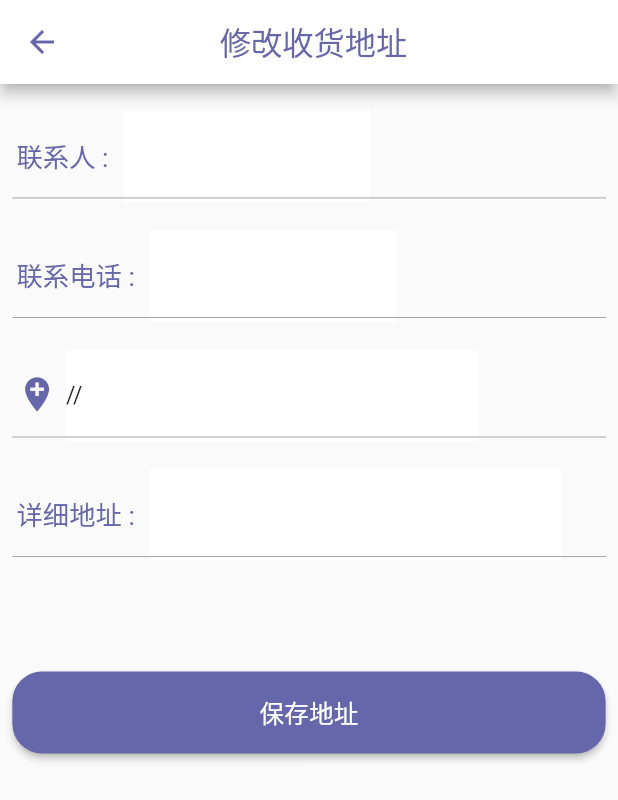
After one commit to 375376810/flutter_jd_shop, a Flutter app: the EditAddressPage screen opened directly, after a tap on the "add location" icon, after a tap on "保存地址", on a phone screen of 412 x 824 dp. The commit adds this screen. Shown: the top 800 px of the screen. Run offline on Flutter 3.47's test engine with Material 2 defaults, Android fonts, the light colour scheme and no system bars; our stand-ins replace cached_network_image, dio, flutter_screenutil, flutter_swiper_null_safety, fluttertoast, shared_preferences; missing offline and left inert: city_pickers; accounts and stored records are empty; network calls fail.

Commit message:
增加了修改收货地址页面

```diff
--- a/lib/config/server_interface.dart
+++ b/lib/config/server_interface.dart
@@ -1,4 +1,4 @@
-class ServiceInterface {
+class ServerInterface {
   //获取轮播图的服务器接口
   static const String swiperInfo = "swiper_info";
 
@@ -25,4 +25,7 @@ class ServiceInterface {
 
   //查找数据库中是否已存在同名用户
   static const String isUserExists = "is_user_exists";
+
+  //保存用户收获地址信息
+  static const String editAddress = "edit_address";
 }
--- a/lib/model/user.dart
+++ b/lib/model/user.dart
@@ -8,8 +8,9 @@ class User {
   int? gender;
   int? age;
   String? email;
+  String? address2;
 
-  User({this.id, this.userName, this.password, this.nickName, this.address, this.salt, this.gender, this.age, this.email});
+  User({this.id, this.userName, this.password, this.nickName, this.address, this.address2, this.salt, this.gender, this.age, this.email});
 
   User.fromJson(Map<String, dynamic> json) {
     id = json['id'];
@@ -17,6 +18,7 @@ class User {
     password = json['password'];
     nickName = json['nickName'];
     address = json['address'];
+    address2 = json['address2'];
     salt = json['salt'];
     gender = json['gender'];
     age = json['age'];
@@ -30,6 +32,7 @@ class User {
     data['password'] = password;
     data['nickName'] = nickName;
     data['address'] = address;
+    data['address2'] = address2;
     data['salt'] = salt;
     data['gender'] = gender;
     data['age'] = age;
--- /dev/null
+++ b/lib/pages/edit_address_page.dart
@@ -0,0 +1,325 @@
+import 'package:city_pickers/city_pickers.dart';
+import 'package:city_pickers/modal/result.dart';
+import 'package:dio/dio.dart';
+import 'package:flutter/material.dart';
+import 'package:flutterjdshop/config/basic_config.dart';
+import 'package:flutterjdshop/config/server_interface.dart';
+import 'package:fluttertoast/fluttertoast.dart';
+
+import '../model/user.dart';
+import '../services/screen_adaptor.dart';
+import '../services/sign_service.dart';
+import '../services/user_service.dart';
+import '../widgets/my_colors.dart';
+
+class EditAddressPage extends StatefulWidget {
+  const EditAddressPage({Key? key}) : super(key: key);
+
+  @override
+  _EditAddressPageState createState() => _EditAddressPageState();
+}
+
+class _EditAddressPageState extends State<EditAddressPage> {
+  User user = User(id: 1, userName: "", password: "", nickName: "", address: "", salt: "", gender: 1, age: 2, email: "");
+
+  @override
+  void initState() {
+    super.initState();
+    initUser();
+  }
+
+  void initUser() async {
+    //从本地读取用户信息
+    var u = await UserService.getUserFromLocal();
+    if (u != null) {
+      setState(() {
+        user = u;
+      });
+    }
+  }
+
+  @override
+  Widget build(BuildContext context) {
+    ScreenAdaptor.init(context);
+    return Scaffold(
+      appBar: AppBar(
+        backgroundColor: Colors.white,
+        foregroundColor: MyColors.mainBackgroundColor,
+        title: Center(
+          child: Text("修改收货地址", style: TextStyle(fontSize: ScreenAdaptor.size(38), color: MyColors.mainBackgroundColor)),
+        ),
+        actions: [Container(width: 50)],
+      ),
+      body: Container(
+        margin: EdgeInsets.all(ScreenAdaptor.size(15)),
+        child: ListView(
+          children: [
+            SizedBox(
+              height: ScreenAdaptor.height(130),
+              child: Column(
+                mainAxisAlignment: MainAxisAlignment.center,
+                crossAxisAlignment: CrossAxisAlignment.center,
+                children: [
+                  Stack(
+                    children: [
+                      Row(
+                        crossAxisAlignment: CrossAxisAlignment.center,
+                        mainAxisAlignment: MainAxisAlignment.start,
+                        children: [
+                          Container(
+                            alignment: Alignment.center,
+                            height: ScreenAdaptor.height(108),
+                            margin: EdgeInsets.all(ScreenAdaptor.size(5)),
+                            child: Text(
+                              "联系人 : ",
+                              style: TextStyle(color: MyColors.mainBackgroundColor, fontSize: ScreenAdaptor.size(32)),
+                            ),
+                          ),
+                          Container(
+                            margin: EdgeInsets.all(ScreenAdaptor.size(5)),
+                            alignment: Alignment.center,
+                            color: Colors.white,
+                            height: ScreenAdaptor.height(100),
+                            width: ScreenAdaptor.width(300),
+                            child: TextField(
+                              enabled: false,
+                              onChanged: (value) {},
+                              style: TextStyle(fontSize: ScreenAdaptor.size(28)),
+                              maxLines: 1,
+                              decoration: InputDecoration(
+                                border: InputBorder.none,
+                                hintText: '${user.nickName}',
+                                hintStyle: TextStyle(color: Colors.grey, fontSize: ScreenAdaptor.size(28)),
+                              ),
+                            ),
+                          ),
+                        ],
+                      ),
+                      Positioned(
+                        bottom: 0,
+                        width: 800,
+                        child: Divider(color: Colors.grey, thickness: ScreenAdaptor.height(1)),
+                      ),
+                    ],
+                  ),
+                ],
+              ),
+            ),
+            SizedBox(
+              height: ScreenAdaptor.height(130),
+              child: Column(
+                mainAxisAlignment: MainAxisAlignment.center,
+                crossAxisAlignment: CrossAxisAlignment.center,
+                children: [
+                  Stack(
+                    children: [
+                      Row(
+                        crossAxisAlignment: CrossAxisAlignment.center,
+                        mainAxisAlignment: MainAxisAlignment.start,
+                        children: [
+                          Container(
+                            alignment: Alignment.center,
+                            height: ScreenAdaptor.height(108),
+                            margin: EdgeInsets.all(ScreenAdaptor.size(5)),
+                            child: Text(
+                              "联系电话 : ",
+                              style: TextStyle(color: MyColors.mainBackgroundColor, fontSize: ScreenAdaptor.size(32)),
+                            ),
+                          ),
+                          Container(
+                            margin: EdgeInsets.all(ScreenAdaptor.size(5)),
+                            alignment: Alignment.center,
+                            color: Colors.white,
+                            height: ScreenAdaptor.height(100),
+                            width: ScreenAdaptor.width(300),
+                            child: TextField(
+                              enabled: false,
+                              onChanged: (value) {},
+                              style: TextStyle(fontSize: ScreenAdaptor.size(28)),
+                              maxLines: 1,
+                              decoration: InputDecoration(
+                                border: InputBorder.none,
+                                hintText: '${user.userName}',
+                                hintStyle: TextStyle(color: Colors.grey, fontSize: ScreenAdaptor.size(28)),
+                              ),
+                            ),
+                          ),
+                        ],
+                      ),
+                      Positioned(
+                        bottom: 0,
+                        width: 800,
+                        child: Divider(color: Colors.grey, thickness: ScreenAdaptor.height(1)),
+                      ),
+                    ],
+                  ),
+                ],
+              ),
+            ),
+            InkWell(
+              onTap: () async {
+                Result? result = await CityPickers.showCityPicker(
+                  context: context,
+                  locationCode: "130102",
+                  cancelWidget: Text("取消", style: TextStyle(color: MyColors.mainBackgroundColor, fontSize: ScreenAdaptor.size(32))),
+                  confirmWidget: Text("确定", style: TextStyle(color: MyColors.mainBackgroundColor, fontSize: ScreenAdaptor.size(32))),
+                );
+                setState(() {
+                  user.address = "${result!.provinceName}/${result.cityName}/${result.areaName}";
+                });
+              },
+              child: SizedBox(
+                height: ScreenAdaptor.height(130),
+                child: Column(
+                  mainAxisAlignment: MainAxisAlignment.center,
+                  crossAxisAlignment: CrossAxisAlignment.center,
+                  children: [
+                    Stack(
+                      children: [
+                        Row(
+                          crossAxisAlignment: CrossAxisAlignment.center,
+                          mainAxisAlignment: MainAxisAlignment.start,
+                          children: [
+                            Container(
+                              alignment: Alignment.center,
+                              height: ScreenAdaptor.height(108),
+                              margin: EdgeInsets.all(ScreenAdaptor.size(5)),
+                              child: Icon(
+                                Icons.add_location,
+                                size: ScreenAdaptor.size(50),
+                                color: MyColors.mainBackgroundColor,
+                              ),
+                            ),
+                            Container(
+                                margin: EdgeInsets.all(ScreenAdaptor.size(5)),
+                                alignment: Alignment.centerLeft,
+                                color: Colors.white,
+                                height: ScreenAdaptor.height(100),
+                                width: ScreenAdaptor.width(500),
+                                child:
+                                    user.address != null ? Text(user.address!, style: TextStyle(fontSize: ScreenAdaptor.size(28))) : Text('省/市/区', style: TextStyle(fontSize: ScreenAdaptor.size(28))))
+                          ],
+                        ),
+                        Positioned(
+                          bottom: 0,
+                          width: 800,
+                          child: Divider(color: Colors.grey, thickness: ScreenAdaptor.height(1)),
+                        ),
+                      ],
+                    ),
+                  ],
+                ),
+              ),
+            ),
+            SizedBox(
+              height: ScreenAdaptor.height(130),
+              child: Column(
+                mainAxisAlignment: MainAxisAlignment.center,
+                crossAxisAlignment: CrossAxisAlignment.center,
+                children: [
+                  Stack(
+                    children: [
+                      Row(
+                        crossAxisAlignment: CrossAxisAlignment.center,
+                        mainAxisAlignment: MainAxisAlignment.start,
+                        children: [
+                          Container(
+                            alignment: Alignment.center,
+                            height: ScreenAdaptor.height(108),
+                            margin: EdgeInsets.all(ScreenAdaptor.size(5)),
+                            child: Text(
+                              "详细地址 : ",
+                              style: TextStyle(color: MyColors.mainBackgroundColor, fontSize: ScreenAdaptor.size(32)),
+                            ),
+                          ),
+                          Container(
+                            margin: EdgeInsets.all(ScreenAdaptor.size(5)),
+                            alignment: Alignment.center,
+                            color: Colors.white,
+                            height: ScreenAdaptor.height(100),
+                            width: ScreenAdaptor.width(500),
+                            child: TextField(
+                              onChanged: (value) {
+                                user.address2 = value;
+                              },
+                              style: TextStyle(fontSize: ScreenAdaptor.size(28)),
+                              maxLines: 1,
+                              decoration: InputDecoration(
+                                border: InputBorder.none,
+                                hintText: user.address2,
+                                hintStyle: TextStyle(color: Colors.grey, fontSize: ScreenAdaptor.size(28)),
+                              ),
+                            ),
+                          ),
+                        ],
+                      ),
+                      Positioned(
+                        bottom: 0,
+                        width: 800,
+                        child: Divider(color: Colors.grey, thickness: ScreenAdaptor.height(1)),
+                      ),
+                    ],
+                  ),
+                ],
+              ),
+            ),
+            Container(
+              alignment: Alignment.center,
+              width: double.infinity,
+              height: ScreenAdaptor.height(300),
+              child: Container(
+                alignment: Alignment.center,
+                child: MaterialButton(
+                  color: MyColors.mainBackgroundColor,
+                  minWidth: double.infinity,
+                  padding: EdgeInsets.all(ScreenAdaptor.height(25)),
+                  shape: RoundedRectangleBorder(
+                    borderRadius: BorderRadius.circular(ScreenAdaptor.size(36)),
+                  ),
+                  child: Text(
+                    "保存地址",
+                    style: TextStyle(
+                      color: Colors.white,
+                      fontSize: ScreenAdaptor.size(30),
+                    ),
+                  ),
+                  onPressed: () async {
+                    //加密签名
+                    var tempJson = {"id": user.id, "userName": user.userName, "address": user.address, "address2": user.address2, "salt": user.salt};
+                    var sign = SignService.getSign(tempJson);
+                    //将user信息传回服务器
+                    Response response = await Dio().post(BasicConfig.basicServerUrl + ServerInterface.editAddress, data: {
+                      "id": user.id,
+                      "userName": user.userName,
+                      "address": user.address,
+                      "address2": user.address2,
+                      "sign": sign,
+                    });
+                    //分析response
+                    Map data = response.data;
+                    if (data["code"] == 200) {
+                      //保存成功,将改动写回本地
+                      UserService.setUserToLocal(user);
+                      Fluttertoast.showToast(msg: "保存成功");
+                      Navigator.pop(context);
+                    } else {
+                      //保存失败
+                      Fluttertoast.showToast(
+                        msg: "保存失败 : " + data["msg"],
+                        backgroundColor: Colors.red[300],
+                        toastLength: Toast.LENGTH_LONG,
+                        gravity: ToastGravity.CENTER,
+                      );
+                      return;
+                    }
+                    //重新读回本地user信息
+                  },
+                ),
+              ),
+            )
+          ],
+        ),
+      ),
+    );
+  }
+}
--- a/lib/pages/login_page.dart
+++ b/lib/pages/login_page.dart
@@ -207,7 +207,7 @@ class LoginPageState extends State<LoginPage> {
                                 //通过非空验证后,将密码md5加密
                                 password = MyUtils.generateMD5(password);
                                 //请求接口
-                                var response = await Dio().post(BasicConfig.basicServerUrl + ServiceInterface.login, queryParameters: {"user_name": userName, "password": password});
+                                var response = await Dio().post(BasicConfig.basicServerUrl + ServerInterface.login, queryParameters: {"user_name": userName, "password": password});
                                 var data = response.data["user"];
                                 if (data == null) {
                                   Fluttertoast.showToast(
--- a/lib/pages/order_list_page.dart
+++ b/lib/pages/order_list_page.dart
@@ -1,4 +1,3 @@
-import 'package:flutter/cupertino.dart';
 import 'package:flutter/material.dart';
 import 'package:flutterjdshop/model/user.dart';
 import 'package:flutterjdshop/services/screen_adaptor.dart';
@@ -39,7 +38,6 @@ class _OrderListPageState extends State<OrderListPage> {
         user = u;
       });
     }
-    print("用户..........${user.nickName}");
   }
 
   void initOrderList() {
@@ -182,7 +180,15 @@ class _OrderListPageState extends State<OrderListPage> {
   }
 
   Widget addressWidget() {
-    return Container(
+    return InkWell(
+      onTap: () {
+        Navigator.pushNamed(context, '/edit_address').then((value) {
+          setState(() {
+            initUser();
+          });
+        });
+      },
+      child: Container(
         height: ScreenAdaptor.height(200),
         margin: EdgeInsets.all(ScreenAdaptor.size(10)),
         decoration: BoxDecoration(
@@ -198,12 +204,8 @@ class _OrderListPageState extends State<OrderListPage> {
           ],
         ),
         clipBehavior: Clip.hardEdge,
-      child: user.address == null
-          ? InkWell(
-              onTap: () {
-                Fluttertoast.showToast(msg: "添加收货地址${user.userName}");
-              },
-              child: Container(
+        child: user.address == null || user.address2 == null
+            ? Container(
                 alignment: Alignment.center,
                 child: Wrap(
                   children: [
@@ -214,7 +216,6 @@ class _OrderListPageState extends State<OrderListPage> {
                     ),
                     Text("添加收获地址", style: TextStyle(fontSize: ScreenAdaptor.size(38), color: Colors.black45)),
                   ],
-                ),
                 ),
         )
             : Flex(
@@ -240,7 +241,7 @@ class _OrderListPageState extends State<OrderListPage> {
                         child: Container(
                           alignment: Alignment.centerLeft,
                           child: Text(
-                                user.address == null ? "" : user.address!,
+                            user.address == null || user.address2 == null ? "" : user.address! + user.address2!,
                             style: TextStyle(color: Colors.black87, fontSize: ScreenAdaptor.size(30)),
                           ),
                         )),
@@ -267,6 +268,7 @@ class _OrderListPageState extends State<OrderListPage> {
                   ],
                 )),
           ],
+        ),
       ),
     );
   }
@@ -339,7 +341,16 @@ class _OrderListPageState extends State<OrderListPage> {
                           style: TextStyle(fontSize: ScreenAdaptor.size(29), color: Colors.white),
                         ),
                         onPressed: () {
-                          Fluttertoast.showToast(msg: "弹出消息");
+                          if (user.address == null || user.address2 == null) {
+                            Fluttertoast.showToast(
+                              msg: "请添加收货地址",
+                              backgroundColor: Colors.redAccent,
+                              toastLength: Toast.LENGTH_LONG,
+                              gravity: ToastGravity.CENTER,
+                            );
+                            return;
+                          }
+                          //如果已经添加了收货地址,则跳转到结账页面,并向服务器提交订单
                         },
                       ),
                     )),
--- a/lib/pages/sign_up_page.dart
+++ b/lib/pages/sign_up_page.dart
@@ -401,7 +401,7 @@ class _SignUpPageState extends State<SignUpPage> {
                       //使用md5对password加密
 
                       User user = User(userName: phoneNumber, password: MyUtils.generateMD5(password), nickName: nickName);
-                      var response1 = await Dio().get(BasicConfig.basicServerUrl + ServiceInterface.isUserExists, queryParameters: {"user_name": user.userName});
+                      var response1 = await Dio().get(BasicConfig.basicServerUrl + ServerInterface.isUserExists, queryParameters: {"user_name": user.userName});
                       //用户名已被使用
                       if (response1.data['is_user_exists'] == true) {
                         Fluttertoast.showToast(
@@ -416,7 +416,7 @@ class _SignUpPageState extends State<SignUpPage> {
                         return;
                       }
                       //表单校验没有问题,开始保存
-                      var response2 = await Dio().post(BasicConfig.basicServerUrl + ServiceInterface.saveUser,data: user.toJson());
+                      var response2 = await Dio().post(BasicConfig.basicServerUrl + ServerInterface.saveUser, data: user.toJson());
                       if (response2.data['code'] == ResponseCode.success) {
                         //保存成功
                         Fluttertoast.showToast(
--- a/lib/pages/tabs/category_page.dart
+++ b/lib/pages/tabs/category_page.dart
@@ -35,7 +35,7 @@ class CategoryPageState extends State with AutomaticKeepAliveClientMixin {
 
   getLeftListData() async {
     //初始化左右区域2个列表数据
-    var response = await Dio().get(BasicConfig.basicServerUrl + ServiceInterface.categoryListInfo);
+    var response = await Dio().get(BasicConfig.basicServerUrl + ServerInterface.categoryListInfo);
     CategoryListInfo info = CategoryListInfo.fromJson(response.data);
     setState(() {
       leftList = info.categoryList!;
@@ -48,7 +48,7 @@ class CategoryPageState extends State with AutomaticKeepAliveClientMixin {
 
   ///获取右侧数据
   getRightItemsData(int? categoryListId) async {
-    var response = await Dio().get(BasicConfig.basicServerUrl + ServiceInterface.categoryItemsInfo + "?category_list_id=${categoryListId}");
+    var response = await Dio().get(BasicConfig.basicServerUrl + ServerInterface.categoryItemsInfo + "?category_list_id=${categoryListId}");
     CategoryItemsInfo info = CategoryItemsInfo.fromJson(response.data);
     setState(() {
       rightList = info.categoryItems!;
--- a/lib/pages/tabs/home_page.dart
+++ b/lib/pages/tabs/home_page.dart
@@ -132,7 +132,7 @@ class HomePageState extends State with AutomaticKeepAliveClientMixin {
   }
 
   getGuessYouLikeItems() async {
-    String path = BasicConfig.basicServerUrl + ServiceInterface.guessYouLikeItemsInfo;
+    String path = BasicConfig.basicServerUrl + ServerInterface.guessYouLikeItemsInfo;
     var response = await Dio().get(path);
     var info = GuessYouLikeItemsInfo.fromJson(response.data);
     setState(() {
@@ -141,7 +141,7 @@ class HomePageState extends State with AutomaticKeepAliveClientMixin {
   }
 
   getHotProductItemsCount() async {
-    String path = BasicConfig.basicServerUrl + ServiceInterface.getHotProductItemsCount;
+    String path = BasicConfig.basicServerUrl + ServerInterface.getHotProductItemsCount;
     var response = await Dio().get(path);
     var info = HotProductItemsCountInfo.fromJson(response.data);
     setState(() {
@@ -153,7 +153,7 @@ class HomePageState extends State with AutomaticKeepAliveClientMixin {
     setState(() {
       flag = false;
     });
-    String path = BasicConfig.basicServerUrl + ServiceInterface.getHotProductItemsByPage;
+    String path = BasicConfig.basicServerUrl + ServerInterface.getHotProductItemsByPage;
     var response = await Dio().get(path, queryParameters: {"page_number": pageNumber, "page_size": pageSize});
     var info = HotProductItemsInfo.fromJson(response.data);
     setState(() {
@@ -164,7 +164,7 @@ class HomePageState extends State with AutomaticKeepAliveClientMixin {
 
   getSwiperInfo() async {
     //请求服务器轮播图数据
-    String path = BasicConfig.basicServerUrl + ServiceInterface.swiperInfo;
+    String path = BasicConfig.basicServerUrl + ServerInterface.swiperInfo;
     var response = await Dio().get(path);
     var items = SwiperInfo.fromJson(response.data);
     setState(() {
--- a/lib/routers/router.dart
+++ b/lib/routers/router.dart
@@ -2,6 +2,7 @@ import 'package:flutter/material.dart';
 import 'package:provider/provider.dart';
 
 import '../model/product.dart';
+import '../pages/edit_address_page.dart';
 import '../pages/login_page.dart';
 import '../pages/order_list_page.dart';
 import '../pages/product/product_page.dart';
@@ -18,6 +19,7 @@ final Map<String, Function> routes = {
   '/login':(context) => const LoginPage(),
   '/sign_up':(context) => const SignUpPage(),
   '/order_list': (context, {arguments}) => OrderListPage(arguments: arguments),
+  '/edit_address': (context) => const EditAddressPage(),
 };
 
 //固定写法
--- /dev/null
+++ b/lib/services/sign_service.dart
@@ -0,0 +1,15 @@
+import 'dart:convert';
+
+import 'package:crypto/crypto.dart';
+
+class SignService {
+  static getSign(json) {
+    List attrKeys = json.keys.toList();
+    attrKeys.sort(); //排序  ASCII 字符顺序进行升序排列
+    String str = '';
+    for (var i = 0; i < attrKeys.length; i++) {
+      str += "${attrKeys[i]}${json[attrKeys[i]]}";
+    }
+    return md5.convert(utf8.encode(str)).toString();
+  }
+}
--- a/pubspec.yaml
+++ b/pubspec.yaml
@@ -52,6 +52,8 @@ dependencies:
     sdk: flutter
   #md5加密
   crypto: ^3.0.2
+  #省市区选择器
+  city_pickers: ^1.0.1
 dev_dependencies:
   flutter_test:
     sdk: flutter
```
Also changed, not shown: pubspec.lock. Lines whose indentation alone changed are shown as unchanged.
